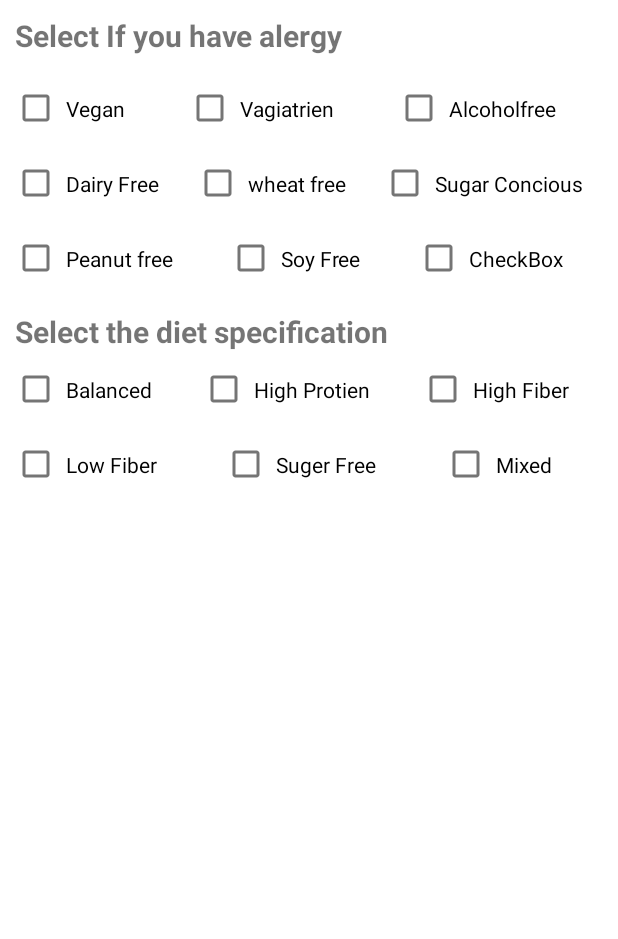
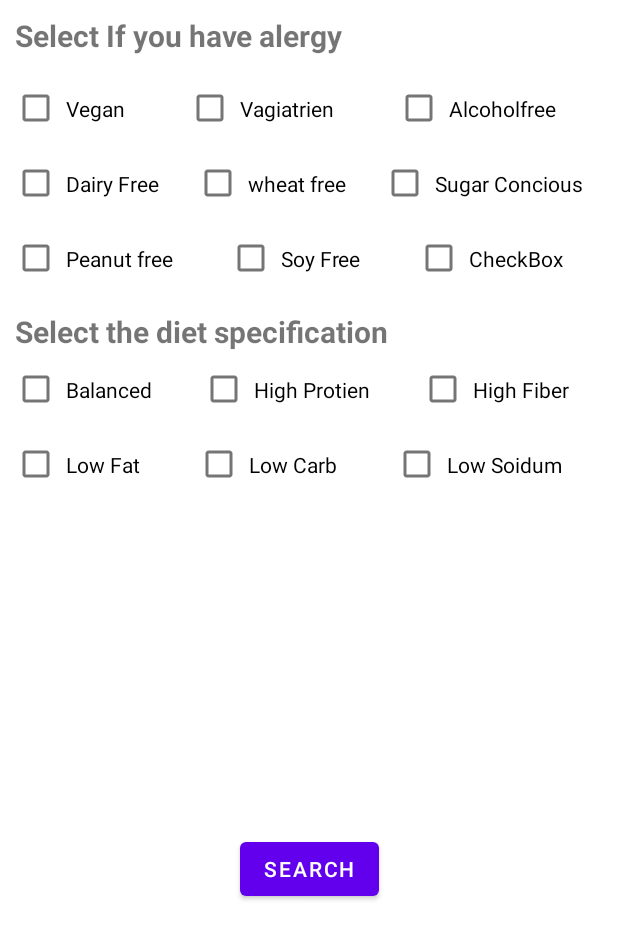
Before and after one commit to Amir-Raza-Teesside/ObesityDetectionUsingMachineLearning, an Android app: the layout custom_dailoge_foodselection.xml on its own in the app's theme, with its tools: preview values and no code run, on a phone screen of 412 x 824 dp. Shown: the top 939 px of the screen. Run offline under Robolectric (Android 15) with nearby library versions, the phone set to English and light mode, and no system bars; network calls fail.

Commit message:
updated the Units of Measuring

```diff
--- a/app/src/main/java/uk/ac/tees/aad/obesity2/MainActivity.java
+++ b/app/src/main/java/uk/ac/tees/aad/obesity2/MainActivity.java
@@ -20,7 +20,7 @@ public class MainActivity extends AppCompatActivity {
         button.setOnClickListener(new View.OnClickListener() {
             @Override
             public void onClick(View v) {
-                Intent intent = new Intent(MainActivity.this, foodrecomender.class);
+                Intent intent = new Intent(MainActivity.this, mainact.class);
                 startActivity(intent);
             }
         });
--- a/app/src/main/res/layout/activity_registration.xml
+++ b/app/src/main/res/layout/activity_registration.xml
@@ -69,9 +69,9 @@
             android:layout_height="match_parent"
             android:layout_weight="0.7"
             android:gravity="center"
-            android:text="Height"
+            android:text="Height in cm"
             android:textColor="#3F51B5"
-            android:textSize="18sp"
+            android:textSize="16sp"
             android:textStyle="bold" />
 
         <com.google.android.material.slider.Slider
@@ -81,7 +81,7 @@
             android:layout_weight="2.0"
 
             android:valueFrom="10"
-            android:valueTo="120"
+            android:valueTo="200"
             app:layout_constraintBottom_toBottomOf="parent"
             app:layout_constraintEnd_toEndOf="parent"
             app:layout_constraintStart_toStartOf="parent"
--- a/app/src/main/res/layout/custom_dailoge_foodselection.xml
+++ b/app/src/main/res/layout/custom_dailoge_foodselection.xml
@@ -6,7 +6,18 @@
     android:layout_height="match_parent"
     android:background="#FFFFFF">
 
+    <Button
+        android:id="@+id/recipeSearchbtn"
+        android:layout_width="wrap_content"
+        android:layout_height="wrap_content"
+        android:text="Search"
+        app:layout_constraintBottom_toBottomOf="parent"
+        app:layout_constraintEnd_toEndOf="parent"
+        app:layout_constraintStart_toStartOf="parent"
+        app:layout_constraintTop_toBottomOf="@+id/linearLayout2" />
+
     <LinearLayout
+        android:id="@+id/linearLayout2"
         android:layout_width="match_parent"
         android:layout_height="wrap_content"
         android:layout_marginStart="4dp"
@@ -22,7 +33,7 @@
             android:orientation="horizontal">
 
             <CheckBox
-                android:id="@+id/checkBox20"
+                android:id="@+id/balanced"
                 android:layout_width="wrap_content"
                 android:layout_height="wrap_content"
                 android:layout_margin="4dp"
@@ -33,7 +44,7 @@
                 tools:ignore="TouchTargetSizeCheck" />
 
             <CheckBox
-                android:id="@+id/checkBox19"
+                android:id="@+id/HighProtien"
                 android:layout_width="wrap_content"
                 android:layout_height="wrap_content"
                 android:layout_margin="4dp"
@@ -42,7 +53,7 @@
                 android:text="High Protien" />
 
             <CheckBox
-                android:id="@+id/checkBox18"
+                android:id="@+id/HighFiber"
                 android:layout_width="wrap_content"
                 android:layout_height="wrap_content"
                 android:layout_margin="4dp"
@@ -57,31 +68,31 @@
             android:orientation="horizontal">
 
             <CheckBox
-                android:id="@+id/checkBox17"
+                android:id="@+id/LowFat"
                 android:layout_width="wrap_content"
                 android:layout_height="wrap_content"
                 android:layout_margin="4dp"
                 android:layout_weight="1"
                 android:padding="4dp"
-                android:text="Low Fiber" />
+                android:text="Low Fat" />
 
             <CheckBox
-                android:id="@+id/checkBox16"
+                android:id="@+id/LowCarb"
                 android:layout_width="wrap_content"
                 android:layout_height="wrap_content"
                 android:layout_margin="4dp"
                 android:layout_weight="1"
                 android:padding="4dp"
-                android:text="Suger Free" />
+                android:text="Low Carb" />
 
             <CheckBox
-                android:id="@+id/checkBox15"
+                android:id="@+id/LowSodium"
                 android:layout_width="wrap_content"
                 android:layout_height="wrap_content"
                 android:layout_margin="4dp"
                 android:layout_weight="1"
                 android:padding="4dp"
-                android:text="Mixed" />
+                android:text="Low Soidum" />
         </LinearLayout>
     </LinearLayout>
 
```
Also changed, not shown: app/src/main/java/uk/ac/tees/aad/obesity2/Model/food.java (+27 -0 lines), app/src/main/java/uk/ac/tees/aad/obesity2/foodrecomender.java (+155 -13 lines).
